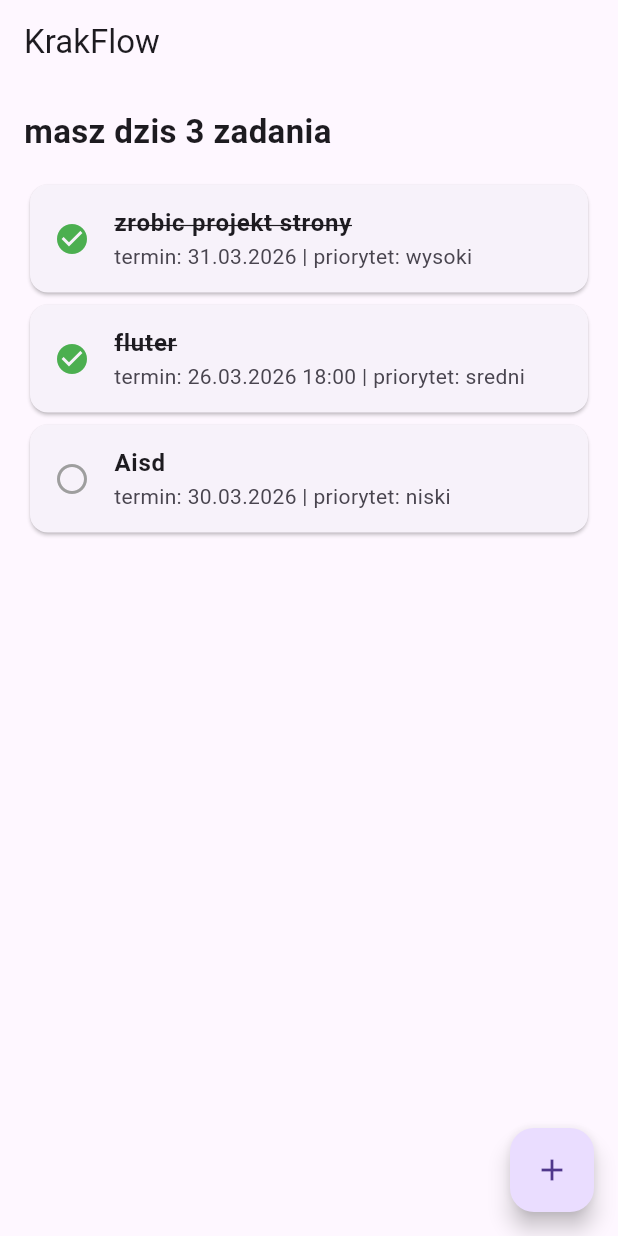
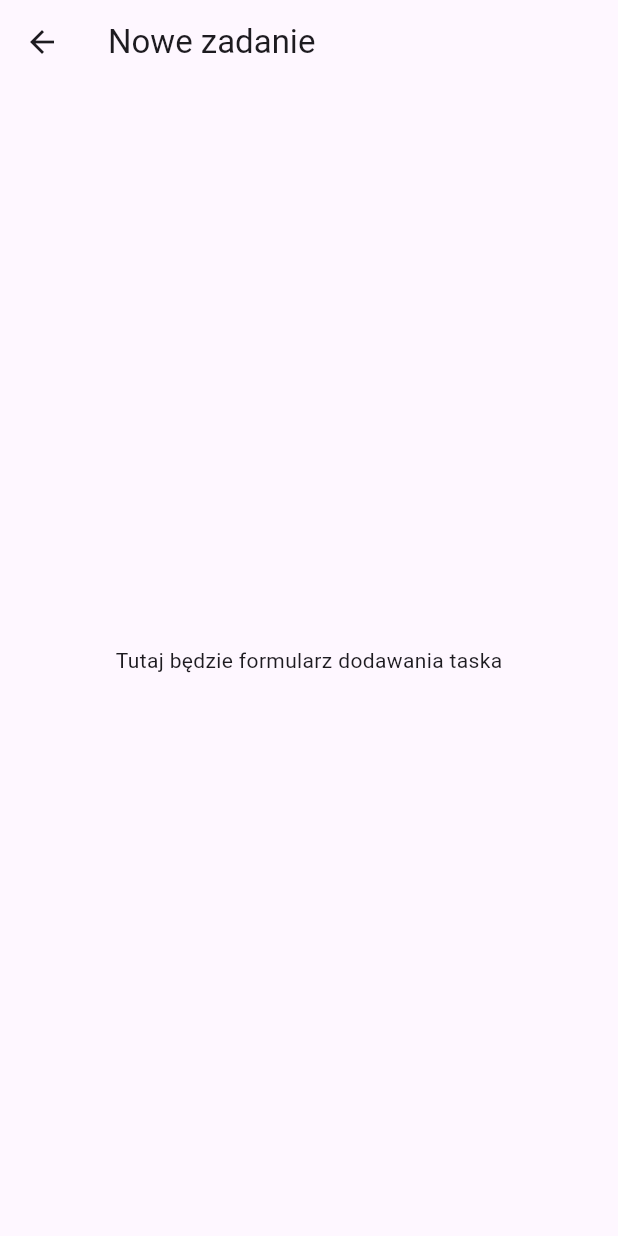
Before and after one commit to Leniwy1337/flutter-project, a Flutter app: the screen it shows after launch, after a tap on the "add" icon, on a phone screen of 412 x 824 dp. Run offline on Flutter 3.47's test engine with Material 3 defaults, Android fonts, the phone set to English and light mode, and no system bars.

Commit message:
Lab 5 do zadania 5

```diff
--- a/lib/main.dart
+++ b/lib/main.dart
@@ -3,47 +3,56 @@ void main() {
   runApp(MyApp());
 }
 class MyApp extends StatelessWidget {
-  MyApp({super.key});
-
-  final List<Task> tasks = [
-    Task(title: "zrobic projekt strony", deadline: "31.03.2026", done: true, priority: "wysoki"),
-    Task(title: "fluter", deadline: "26.03.2026 18:00", done: true, priority: "sredni"),
-    Task(title: "Aisd", deadline: "30.03.2026", done: false, priority: "niski"),
-  ];
-
-
-
-
+  const MyApp({super.key});
 
   @override
   Widget build(BuildContext context) {
     return MaterialApp(
-      home: Scaffold(
-        appBar: AppBar(
-          title: Text("KrakFlow"),
-        ),
+      home: const HomeScreen(),
+    );
+  }
+}
 
 
+class HomeScreen extends StatefulWidget {
+  const HomeScreen({super.key});
+
+  @override
+  State<HomeScreen> createState() => _HomeScreenState();
+}
+
+
+class _HomeScreenState extends State<HomeScreen> {
+
+  @override
+  Widget build(BuildContext context) {
+    int completedCount = TaskRepository().tasks.where((t) => t.done).length;
+
+    return Scaffold(
+      appBar: AppBar(
+        title: const Text("KrakFlow"),
+      ),
       body: Padding(
         padding: const EdgeInsets.all(16),
         child: Column(
           crossAxisAlignment: CrossAxisAlignment.start,
           children: [
             Text(
-                "masz dzis ${tasks.length} zadania",
-                style: const TextStyle(
-                  fontSize: 22,
-                  fontWeight: FontWeight.bold,
+              "Masz dziś ${TaskRepository().tasks.length} zadania",
+              style: const TextStyle(fontSize: 22, fontWeight: FontWeight.bold),
             ),
+            Text("Wykonano: $completedCount"),
+            const SizedBox(height: 16),
+            const Text(
+              "Dzisiejsze zadania",
+              style: TextStyle(fontSize: 18, fontWeight: FontWeight.w500),
             ),
             const SizedBox(height: 16),
             Expanded(
               child: ListView.builder(
-                  itemCount: tasks.length,
-                  itemBuilder: (context, index){
-                    final task = tasks[index];
-
-                    return TaskCard(task: task);
+                itemCount: TaskRepository().tasks.length,
+                itemBuilder: (context, index) {
+                  return TaskCard(task: TaskRepository().tasks[index]);
                 },
               ),
             ),
@@ -51,18 +60,21 @@ class MyApp extends StatelessWidget {
         ),
       ),
 
-        floatingActionButton: FloatingActionButton(onPressed: (){
-
+      floatingActionButton: FloatingActionButton(
+        onPressed: () {
+          Navigator.push(
+            context,
+            MaterialPageRoute(
+              builder: (context) => const AddTaskScreen(),
+            ),
+          );
         },
         child: const Icon(Icons.add),
-        ),
-
-
-
       ),
     );
   }
 }
+
 
 class Task {
   final String title;
@@ -103,3 +115,27 @@ class TaskCard extends StatelessWidget {
         );
   }
 }
+
+class TaskRepository{
+  final List<Task> tasks = [
+    Task(title: "zrobic projekt strony", deadline: "31.03.2026", done: true, priority: "wysoki"),
+    Task(title: "fluter", deadline: "26.03.2026 18:00", done: true, priority: "sredni"),
+    Task(title: "Aisd", deadline: "30.03.2026", done: false, priority: "niski"),
+  ];
+}
+
+class AddTaskScreen extends StatelessWidget {
+  const AddTaskScreen({super.key});
+
+  @override
+  Widget build(BuildContext context) {
+    return Scaffold(
+      appBar: AppBar(
+        title: const Text("Nowe zadanie"),
+      ),
+      body: const Center(
+        child: Text("Tutaj będzie formularz dodawania taska"),
+      ),
+    );
+  }
+}
```
Lines whose indentation alone changed are shown as unchanged.
